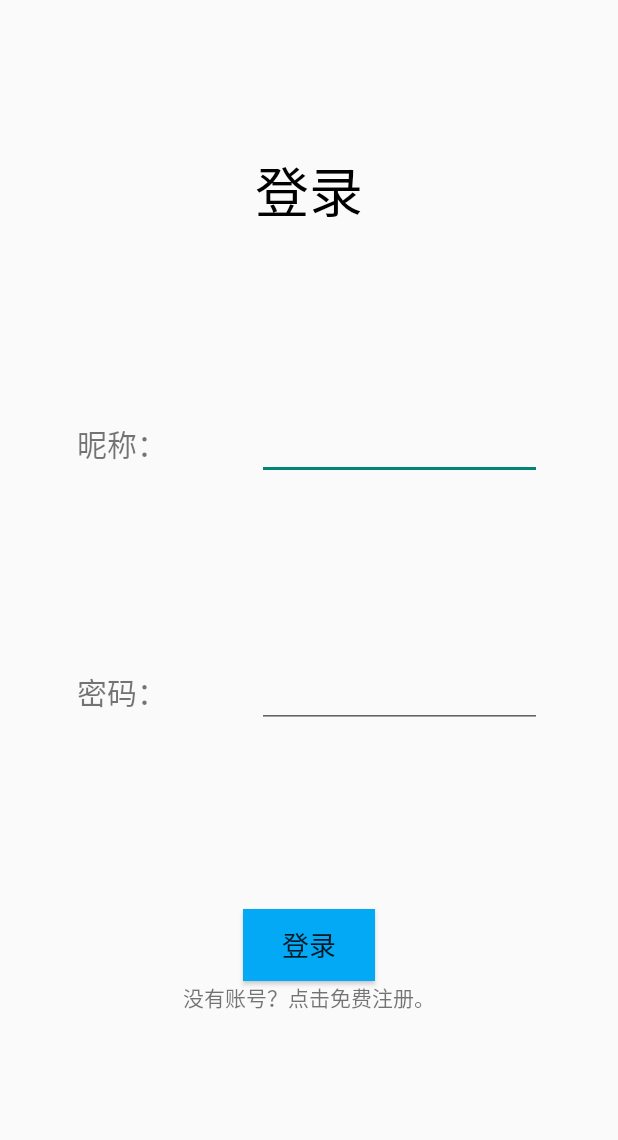
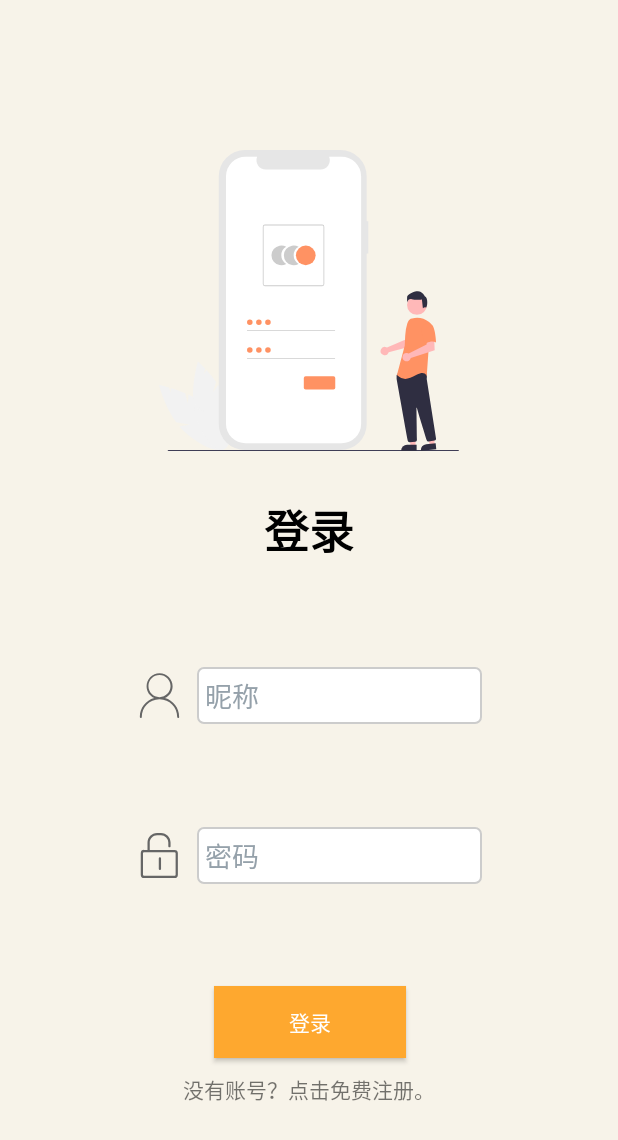
Before and after one commit to Jia-algorithm/UDrop, an Android app: the LoginActivity screen opened directly, with no data from a screen before it, on a phone screen of 412 x 824 dp. Shown: the top 1140 px of the screen. Run offline under Robolectric (Android 15) with nearby library versions, the phone set to English and light mode, and no system bars.

Commit message:
beautify the login page

```diff
--- /dev/null
+++ b/app/src/main/res/drawable/ic_nickname.xml
@@ -0,0 +1,4 @@
+<vector android:height="30dp" android:viewportHeight="1024"
+    android:viewportWidth="1024" android:width="30dp" xmlns:android="http://schemas.android.com/apk/res/android">
+    <path android:fillColor="#666666" android:pathData="M512,1295.58M636.66,569.88c102.4,-46.75 173.63,-149.15 173.63,-269.36 0,-164.73 -133.57,-296.07 -296.07,-296.07 -164.73,0 -296.07,133.57 -296.07,296.07 0,120.21 71.23,222.61 173.63,269.36C200.35,623.3 64.56,794.71 64.56,999.51c0,13.36 8.9,22.26 22.26,22.26s22.26,-8.9 22.26,-22.26c0,-220.38 178.09,-400.7 398.47,-402.92 2.23,0 2.23,0 4.45,0s2.23,0 4.45,0c220.38,2.23 398.47,182.54 398.47,402.92 0,13.36 8.9,22.26 22.26,22.26s22.26,-8.9 22.26,-22.26C959.44,794.71 823.65,623.3 636.66,569.88zM260.45,298.3c0,-140.24 113.53,-251.55 251.55,-251.55s251.55,113.53 251.55,251.55c0,138.02 -111.3,249.32 -247.1,251.55 -2.23,0 -2.23,0 -4.45,0s-2.23,0 -4.45,0C369.53,549.84 260.45,436.31 260.45,298.3z"/>
+</vector>
--- /dev/null
+++ b/app/src/main/res/drawable/ic_password.xml
@@ -0,0 +1,5 @@
+<vector android:height="30dp" android:viewportHeight="1024"
+    android:viewportWidth="1024" android:width="30dp" xmlns:android="http://schemas.android.com/apk/res/android">
+    <path android:fillColor="#666666" android:pathData="M136.53,460.57L136.53,947.41A25.6,25.6 0,0 0,162.18 972.8h691.11c14.34,0 25.64,-11.31 25.64,-25.37L878.93,460.59a25.6,25.6 0,0 0,-25.64 -25.37L162.18,435.22c-14.34,0 -25.64,11.31 -25.64,25.37zM85.33,460.57A76.54,76.54 0,0 1,162.18 384h691.11a76.8,76.8 0,0 1,76.84 76.57L930.13,947.41A76.54,76.54 0,0 1,853.29 1024L162.18,1024A76.8,76.8 0,0 1,85.33 947.43L85.33,460.59z"/>
+    <path android:fillColor="#666666" android:pathData="M290.13,217.6c0,-91.73 74.6,-166.4 166.42,-166.4L546.13,51.2a166.44,166.44 0,0 1,166.42 166.4v91.52s7.08,17.56 27.22,17.56c20.16,0 23.98,-17.54 23.98,-17.54L763.75,217.6C763.73,97.43 666.24,0 546.11,0L456.53,0C336.36,0 238.93,97.66 238.93,217.6v192l51.2,-9.81L290.13,217.6zM290.13,217.6c0,-91.73 74.6,-166.4 166.42,-166.4L546.13,51.2a166.44,166.44 0,0 1,166.42 166.4v91.52h51.2L763.75,217.6C763.73,97.43 666.24,0 546.11,0L456.53,0C336.36,0 238.93,97.66 238.93,217.6v192l51.2,-9.81L290.13,217.6zM495.83,576.83v241.13a25.6,25.6 0,1 0,51.2 0L547.03,576.83a25.6,25.6 0,1 0,-51.2 0z"/>
+</vector>
--- /dev/null
+++ b/app/src/main/res/drawable/ic_sign_up.xml
@@ -0,0 +1,32 @@
+<vector android:height="200.59853dp" android:viewportHeight="747.077"
+    android:viewportWidth="744.84796" android:width="200dp" xmlns:android="http://schemas.android.com/apk/res/android">
+    <path android:fillColor="#f2f2f2" android:pathData="M71.629,629.347l-6.56,-25.872a335.967,335.967 0,0 0,-35.643 -12.788l-0.828,12.024 -3.358,-13.247c-15.021,-4.294 -25.24,-6.183 -25.24,-6.183s13.8,52.489 42.754,92.617l33.734,5.926 -26.207,3.779a135.926,135.926 0,0 0,11.719 12.422c42.115,39.092 89.024,57.028 104.773,40.06s-5.625,-62.412 -47.74,-101.5c-13.056,-12.119 -29.457,-21.844 -45.875,-29.5Z"/>
+    <path android:fillColor="#f2f2f2" android:pathData="M134.015,601.245l7.758,-25.538a335.94,335.94 0,0 0,-23.9 -29.371l-6.924,9.865 3.972,-13.076c-10.641,-11.436 -18.412,-18.335 -18.412,-18.335s-15.315,52.067 -11.275,101.384l25.815,22.51 -24.392,-10.312a135.919,135.919 0,0 0,3.614 16.694c15.846,55.234 46.731,94.835 68.983,88.451s27.446,-56.335 11.6,-111.569c-4.912,-17.123 -13.926,-33.926 -24.023,-48.965Z"/>
+    <path android:fillColor="#e6e6e6" android:pathData="M519.751,176.983h-4.092v-112.1a64.883,64.883 0,0 0,-64.883 -64.883L213.269,0a64.883,64.883 0,0 0,-64.883 64.883v615a64.883,64.883 0,0 0,64.883 64.883L450.776,744.766a64.883,64.883 0,0 0,64.882 -64.883v-423.105h4.092Z"/>
+    <path android:fillColor="#fff" android:pathData="M453.394,16.874h-31a23.02,23.02 0,0 1,-21.316 31.714L265.013,48.588a23.02,23.02 0,0 1,-21.314 -31.714L214.743,16.874a48.454,48.454 0,0 0,-48.454 48.454v614.107a48.454,48.454 0,0 0,48.454 48.454L453.394,727.889a48.454,48.454 0,0 0,48.454 -48.454h0L501.848,65.327a48.454,48.454 0,0 0,-48.454 -48.453Z"/>
+    <path android:fillColor="#ccc" android:pathData="M303.658,261.503a24.437,24.437 0,0 1,12.23 -21.174,24.45 24.45,0 1,0 0,42.345A24.434,24.434 0,0 1,303.658 261.503Z"/>
+    <path android:fillColor="#ccc" android:pathData="M334.395,261.503a24.436,24.436 0,0 1,12.23 -21.174,24.45 24.45,0 1,0 0,42.345A24.434,24.434 0,0 1,334.395 261.503Z"/>
+    <path android:fillColor="#ff9263" android:pathData="M364.434,261.502m-24.45,0a24.45,24.45 0,1 1,48.9 0a24.45,24.45 0,1 1,-48.9 0"/>
+    <path android:fillColor="#ccc" android:pathData="M405.296,337.869h-142.5a5.123,5.123 0,0 1,-5.117 -5.117v-142.5a5.123,5.123 0,0 1,5.117 -5.117h142.5a5.123,5.123 0,0 1,5.117 5.117v142.5A5.123,5.123 0,0 1,405.296 337.869ZM262.796,187.183a3.073,3.073 0,0 0,-3.07 3.07v142.5a3.073,3.073 0,0 0,3.07 3.07h142.5a3.073,3.073 0,0 0,3.07 -3.07v-142.5a3.073,3.073 0,0 0,-3.07 -3.07Z"/>
+    <path android:fillColor="#ccc" android:pathData="M218.562,447.102h218.552v2.047h-218.552z"/>
+    <path android:fillColor="#ff9263" android:pathData="M225.464,427.42m-6.902,0a6.902,6.902 0,1 1,13.804 0a6.902,6.902 0,1 1,-13.804 0"/>
+    <path android:fillColor="#ccc" android:pathData="M218.562,516.118h218.552v2.047h-218.552z"/>
+    <path android:fillColor="#ff9263" android:pathData="M225.464,496.437m-6.902,0a6.902,6.902 0,1 1,13.804 0a6.902,6.902 0,1 1,-13.804 0"/>
+    <path android:fillColor="#ff9263" android:pathData="M433.114,594.71L364.046,594.71a4.505,4.505 0,0 1,-4.5 -4.5v-24.208a4.505,4.505 0,0 1,4.5 -4.5h69.068a4.505,4.505 0,0 1,4.5 4.5v24.208A4.505,4.505 0,0 1,433.114 594.71Z"/>
+    <path android:fillColor="#ff9263" android:pathData="M247.978,427.42m-6.902,0a6.902,6.902 0,1 1,13.804 0a6.902,6.902 0,1 1,-13.804 0"/>
+    <path android:fillColor="#ff9263" android:pathData="M270.492,427.42m-6.902,0a6.902,6.902 0,1 1,13.804 0a6.902,6.902 0,1 1,-13.804 0"/>
+    <path android:fillColor="#ff9263" android:pathData="M247.978,496.437m-6.902,0a6.902,6.902 0,1 1,13.804 0a6.902,6.902 0,1 1,-13.804 0"/>
+    <path android:fillColor="#ff9263" android:pathData="M270.492,496.437m-6.902,0a6.902,6.902 0,1 1,13.804 0a6.902,6.902 0,1 1,-13.804 0"/>
+    <path android:fillColor="#3f3d56" android:pathData="M742.066,747.077L24.08,747.077c-1.537,0 -2.782,-0.546 -2.782,-1.218s1.245,-1.219 2.782,-1.219L742.066,744.64c1.536,0 2.782,0.546 2.782,1.219S743.602,747.077 742.066,747.077Z"/>
+    <path android:fillColor="#ffb8b8" android:pathData="M564.677,489.461a10.094,10.094 0,0 1,1.411 0.787l44.852,-19.143 1.601,-11.815 17.922,-0.11 -1.059,27.098 -59.2,15.656a10.608,10.608 0,0 1,-0.447 1.208,10.235 10.235,0 1,1 -5.079,-13.682Z"/>
+    <path android:fillColor="#ffb8b8" android:pathData="M636.98,735.021l-12.26,0l-5.832,-47.288l18.094,0.001l-0.002,47.287z"/>
+    <path android:fillColor="#2f2e41" android:pathData="M615.963,731.518h23.644a0,0 0,0 1,0 0v14.887a0,0 0,0 1,0 0H601.076a0,0 0,0 1,0 0v0A14.887,14.887 0,0 1,615.963 731.518Z"/>
+    <path android:fillColor="#ffb8b8" android:pathData="M684.66,731.557l-12.201,1.202l-10.441,-46.488l18.007,-1.774l4.635,47.06z"/>
+    <path android:fillColor="#2f2e41" android:pathData="M663.401,730.131l23.53,-2.318a0,0 0,0 1,0 0l1.459,14.815a0,0 0,0 1,0 0L650.045,746.405a0,0 0,0 1,0 0l0,0A14.887,14.887 129.375,0 1,663.401 730.131Z"/>
+    <path android:fillColor="#ffb8b8" android:pathData="M640.393,384.574m-24.561,0a24.561,24.561 0,1 1,49.122 0a24.561,24.561 0,1 1,-49.122 0"/>
+    <path android:fillColor="#2f2e41" android:pathData="M621.98,725.458a4.471,4.471 0,0 1,-4.415 -3.697c-6.346,-35.226 -27.088,-150.405 -27.584,-153.596a1.427,1.427 0,0 1,-0.016 -0.222v-8.588a1.489,1.489 0,0 1,0.279 -0.872l2.74,-3.838a1.478,1.478 0,0 1,1.144 -0.625c15.622,-0.732 66.784,-2.879 69.256,0.209h0c2.482,3.104 1.605,12.507 1.404,14.36l0.01,0.193 22.985,146.995a4.512,4.512 0,0 1,-3.715 5.135l-14.356,2.365a4.521,4.521 0,0 1,-5.025 -3.093c-4.44,-14.188 -19.329,-61.918 -24.489,-80.387a0.499,0.499 0,0 0,-0.98 0.139c0.258,17.605 0.881,62.523 1.096,78.037l0.023,1.671a4.518,4.518 0,0 1,-4.093 4.536l-13.844,1.258C622.26,725.452 622.119,725.458 621.98,725.458Z"/>
+    <path android:fillColor="#ff9263" android:pathData="M624.805,418.792c-4.286,2.548 -6.851,7.23 -8.323,11.995a113.681,113.681 0,0 0,-4.884 27.159l-1.556,27.6 -19.255,73.17c16.689,14.121 26.315,10.912 48.78,-0.639s25.032,3.851 25.032,3.851l4.492,-62.258 6.418,-68.032a30.164,30.164 0,0 0,-4.861 -4.674,49.658 49.658,0 0,0 -42.442,-8.995Z"/>
+    <path android:fillColor="#ffb8b8" android:pathData="M618.551,504.239a10.526,10.526 0,0 1,1.501 0.704l44.348,-22.197 0.736,-12.026 18.294,-1.261 0.98,27.413L625.144,516.471a10.496,10.496 0,1 1,-6.593 -12.232Z"/>
+    <path android:fillColor="#ff9263" android:pathData="M675.19,431.95c10.912,3.851 12.834,45.574 12.834,45.574 -12.837,-7.06 -28.241,4.493 -28.241,4.493s-3.209,-10.912 -7.06,-25.032a24.53,24.53 0,0 1,5.134 -23.106S664.278,428.097 675.19,431.95Z"/>
+    <path android:fillColor="#2f2e41" android:pathData="M662.415,391.069c-3.06,-2.448 -7.235,2.002 -7.235,2.002l-2.448,-22.033s-15.301,1.833 -25.094,-0.612 -11.323,8.875 -11.323,8.875a78.58,78.58 0,0 1,-0.306 -13.771c0.612,-5.508 8.568,-11.017 22.645,-14.689S660.076,363.082 660.076,363.082C669.869,367.977 665.475,393.517 662.415,391.069Z"/>
+</vector>
--- /dev/null
+++ b/app/src/main/res/drawable/text_input_border.xml
@@ -0,0 +1,8 @@
+<?xml version="1.0" encoding="utf-8"?>
+<shape xmlns:android="http://schemas.android.com/apk/res/android" android:shape="rectangle">
+    <solid android:color="@color/white" />
+    <stroke
+        android:width="1dp"
+        android:color="@color/border_light"/>
+    <corners android:radius="4dp" />
+</shape>
--- a/app/src/main/res/layout/activity_login.xml
+++ b/app/src/main/res/layout/activity_login.xml
@@ -4,32 +4,42 @@
     xmlns:tools="http://schemas.android.com/tools"
     android:layout_width="match_parent"
     android:layout_height="match_parent"
-    android:paddingTop="100dp"
     android:paddingBottom="50dp"
+    android:background="@color/yellow_0"
     tools:context=".MainActivity">
-
+    <ImageView
+        android:id="@+id/login_icon"
+        android:layout_width="wrap_content"
+        android:layout_height="wrap_content"
+        android:src="@drawable/ic_sign_up"
+        android:layout_marginTop="100dp"
+        app:layout_constraintTop_toTopOf="parent"
+        app:layout_constraintStart_toStartOf="parent"
+        app:layout_constraintEnd_toEndOf="parent"/>
     <TextView
         android:id="@+id/page_title"
         android:layout_width="wrap_content"
         android:layout_height="wrap_content"
         android:text="登录"
+        android:textStyle="bold"
         android:textColor="#000000"
-        android:textSize="36sp"
+        android:textSize="30sp"
+        android:layout_marginTop="30dp"
         app:layout_constraintLeft_toLeftOf="parent"
         app:layout_constraintRight_toRightOf="parent"
-        app:layout_constraintTop_toTopOf="parent"/>
+        app:layout_constraintTop_toBottomOf="@id/login_icon"/>
     <Button
         android:id="@+id/button"
         android:layout_width="wrap_content"
         android:layout_height="wrap_content"
-        android:background="#03A9F4"
+        android:paddingHorizontal="50dp"
         android:text="登录"
-        android:textSize="18sp"
-        app:backgroundTint="#03A9F4"
+        android:background="@color/orange_1"
+        android:textColor="@color/white"
         app:layout_constraintTop_toBottomOf="@id/password_input"
         app:layout_constraintBottom_toBottomOf="parent"
-        app:layout_constraintStart_toStartOf="parent"
-        app:layout_constraintEnd_toEndOf="parent"/>
+        app:layout_constraintStart_toStartOf="@id/name_input"
+        app:layout_constraintEnd_toEndOf="@id/name_input"/>
     <androidx.appcompat.widget.LinearLayoutCompat
         android:id="@+id/name_input"
         android:layout_width="wrap_content"
@@ -38,17 +48,22 @@
         app:layout_constraintStart_toStartOf="parent"
         app:layout_constraintEnd_toEndOf="parent"
         app:layout_constraintBottom_toTopOf="@id/password_input"
-        android:orientation="horizontal">
-        <TextView
-            android:layout_width="120dp"
+        android:orientation="horizontal"
+        android:gravity="center_vertical">
+        <ImageView
+            android:layout_marginEnd="10dp"
+            android:layout_width="wrap_content"
             android:layout_height="wrap_content"
-            android:text="昵称："
-            android:textSize="20sp"
-            />
+            android:src="@drawable/ic_nickname"/>
         <EditText
+            android:hint="昵称"
+            android:padding="5dp"
+            android:background="@drawable/text_input_border"
+            android:textColorHint="@color/text_light"
             android:layout_width="190dp"
             android:layout_height="wrap_content"
-            android:inputType="textPersonName"/>
+
+            />
     </androidx.appcompat.widget.LinearLayoutCompat>
     <androidx.appcompat.widget.LinearLayoutCompat
         android:id="@+id/password_input"
@@ -58,28 +73,30 @@
         app:layout_constraintStart_toStartOf="parent"
         app:layout_constraintEnd_toEndOf="parent"
         app:layout_constraintBottom_toTopOf="@id/button"
-        android:orientation="horizontal">
-        <TextView
-            android:layout_width="120dp"
+        android:orientation="horizontal"
+        android:gravity="center_vertical">
+        <ImageView
+            android:layout_marginEnd="10dp"
+            android:layout_width="wrap_content"
             android:layout_height="wrap_content"
-            android:text="密码："
-            android:textSize="20sp"
-            />
+            android:src="@drawable/ic_password"/>
         <EditText
+            android:hint="密码"
+            android:padding="5dp"
+            android:background="@drawable/text_input_border"
+            android:textColorHint="@color/text_light"
             android:layout_width="190dp"
-            android:layout_height="wrap_content"
-            android:inputType="textPassword"/>
+            android:layout_height="wrap_content"/>
     </androidx.appcompat.widget.LinearLayoutCompat>
 
     <TextView
         android:id="@+id/to_register"
         android:layout_width="wrap_content"
         android:layout_height="wrap_content"
+        android:layout_marginTop="10dp"
         app:layout_constraintTop_toBottomOf="@id/button"
         app:layout_constraintStart_toStartOf="parent"
         app:layout_constraintEnd_toEndOf="parent"
-        android:clickable="true"
-        android:linksClickable="false"
         android:text="没有账号？点击免费注册。"
         />
 </androidx.constraintlayout.widget.ConstraintLayout>
--- a/app/src/main/res/values/colors.xml
+++ b/app/src/main/res/values/colors.xml
@@ -7,6 +7,8 @@
     <color name="teal_700">#FF018786</color>
     <color name="black">#FF000000</color>
     <color name="white">#FFFFFFFF</color>
+    <color name="border_light">#CCCCCC</color>
+    <color name="text_light">#95A1AA</color>
     <color name="yellow_0">#F7F3E9</color>
     <color name="orange_0">#FCECDD</color>
     <color name="orange_1">#FEA82F</color>
```
